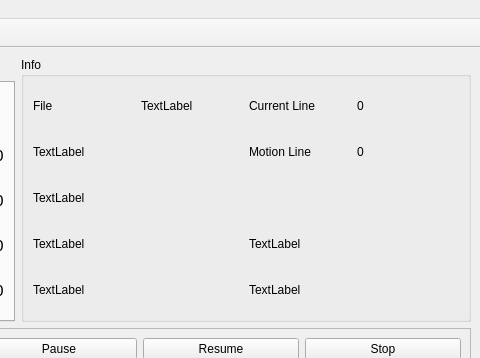
First picture: the form in examples/xyz/xyz.ui, repository jethornton/flexgui, before the edit; both pictures show x 524 to 1004 and y 0 to 358 of the 1004 by 783 pixel window.
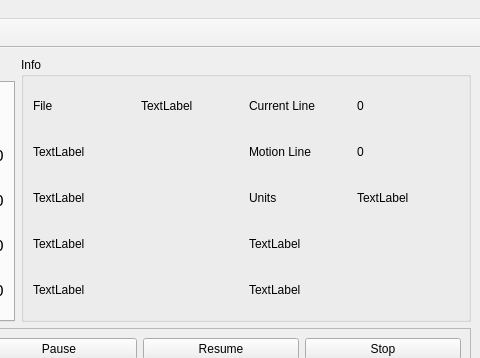
Second picture: the form after the edit.

The edit to the form file:
```diff
--- a/examples/xyz/xyz.ui
+++ b/examples/xyz/xyz.ui
@@ -171,6 +171,20 @@
          </property>
         </widget>
        </item>
+       <item row="2" column="4">
+        <widget class="QLabel" name="units_lb">
+         <property name="text">
+          <string>TextLabel</string>
+         </property>
+        </widget>
+       </item>
+       <item row="2" column="3">
+        <widget class="QLabel" name="label_29">
+         <property name="text">
+          <string>Units</string>
+         </property>
+        </widget>
+       </item>
       </layout>
      </widget>
     </item>
```
